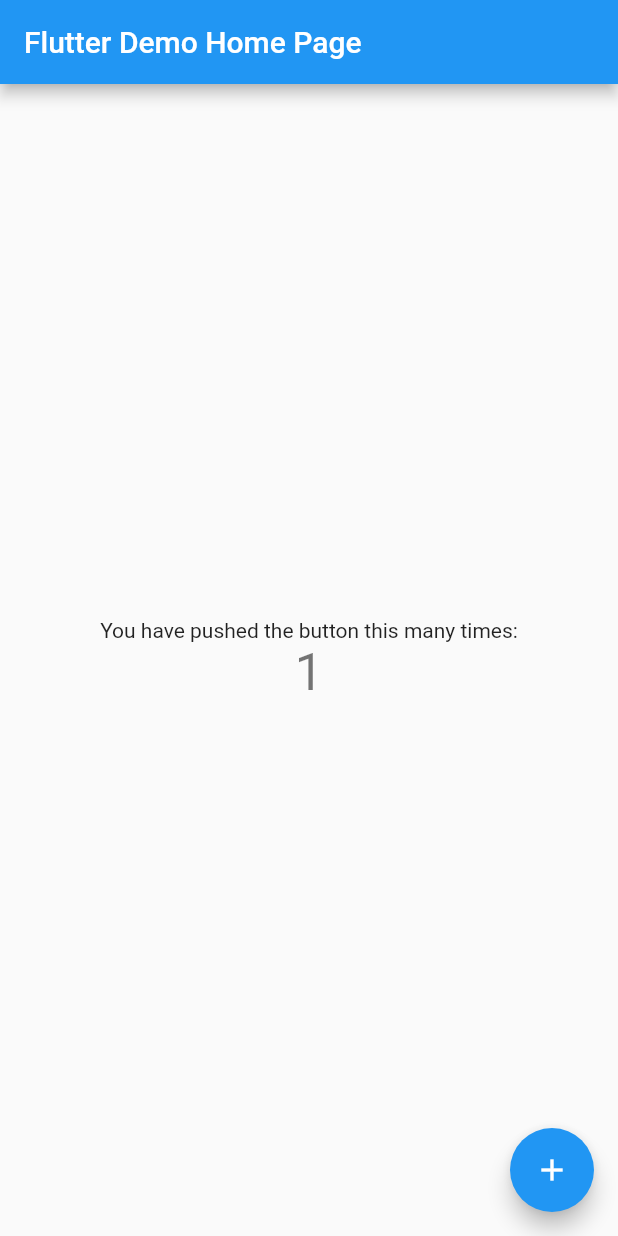
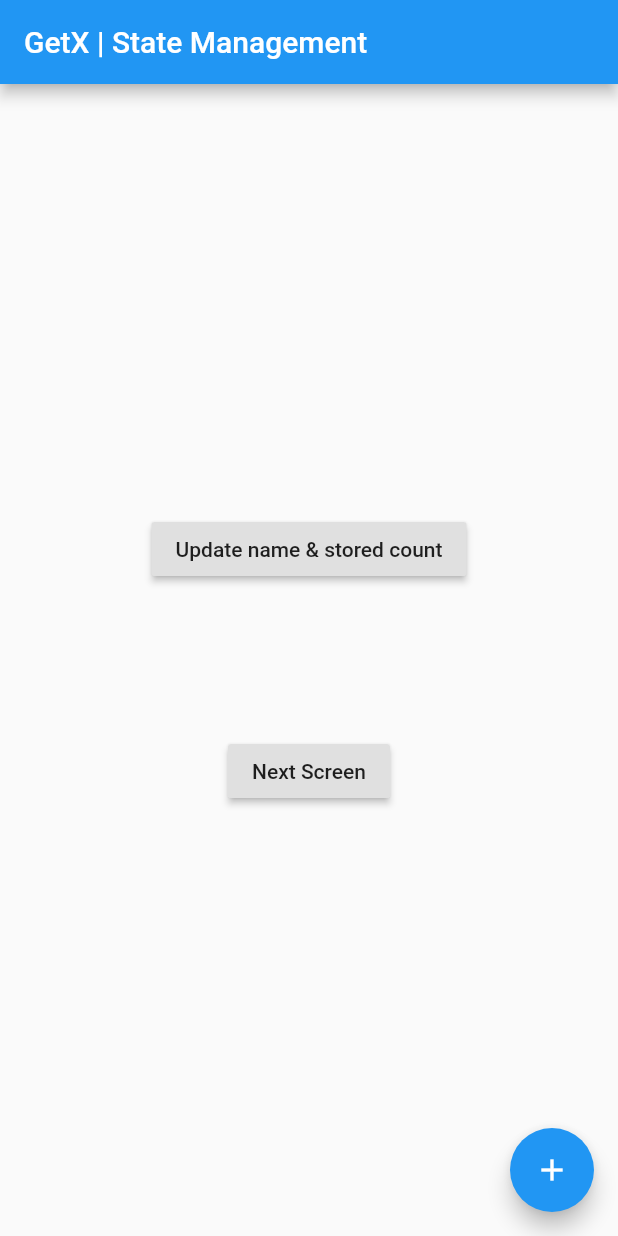
Before and after one commit to FrancaTM/getx-state-mgmt-sample, a Flutter app: the screen it shows after launch, after a tap on the "add" icon, on a phone screen of 412 x 824 dp. Run offline on Flutter 3.47's test engine with Material 2 defaults, Android fonts, the light colour scheme and no system bars; our stand-ins replace get.

Commit message:
initial setup

```diff
--- a/lib/main.dart
+++ b/lib/main.dart
@@ -1,117 +1,9 @@
 import 'package:flutter/material.dart';
+import 'package:get/get.dart';
+import 'package:getx_state_mgmt_sample/screens/first.dart';
 
 void main() {
-  runApp(MyApp());
+  runApp(GetMaterialApp(
+    home: First(),
+  ));
 }
-
-class MyApp extends StatelessWidget {
-  // This widget is the root of your application.
-  @override
-  Widget build(BuildContext context) {
-    return MaterialApp(
-      title: 'Flutter Demo',
-      theme: ThemeData(
-        // This is the theme of your application.
-        //
-        // Try running your application with "flutter run". You'll see the
-        // application has a blue toolbar. Then, without quitting the app, try
-        // changing the primarySwatch below to Colors.green and then invoke
-        // "hot reload" (press "r" in the console where you ran "flutter run",
-        // or simply save your changes to "hot reload" in a Flutter IDE).
-        // Notice that the counter didn't reset back to zero; the application
-        // is not restarted.
-        primarySwatch: Colors.blue,
-        // This makes the visual density adapt to the platform that you run
-        // the app on. For desktop platforms, the controls will be smaller and
-        // closer together (more dense) than on mobile platforms.
-        visualDensity: VisualDensity.adaptivePlatformDensity,
-      ),
-      home: MyHomePage(title: 'Flutter Demo Home Page'),
-    );
-  }
-}
-
-class MyHomePage extends StatefulWidget {
-  MyHomePage({Key key, this.title}) : super(key: key);
-
-  // This widget is the home page of your application. It is stateful, meaning
-  // that it has a State object (defined below) that contains fields that affect
-  // how it looks.
-
-  // This class is the configuration for the state. It holds the values (in this
-  // case the title) provided by the parent (in this case the App widget) and
-  // used by the build method of the State. Fields in a Widget subclass are
-  // always marked "final".
-
-  final String title;
-
-  @override
-  _MyHomePageState createState() => _MyHomePageState();
-}
-
-class _MyHomePageState extends State<MyHomePage> {
-  int _counter = 0;
-
-  void _incrementCounter() {
-    setState(() {
-      // This call to setState tells the Flutter framework that something has
-      // changed in this State, which causes it to rerun the build method below
-      // so that the display can reflect the updated values. If we changed
-      // _counter without calling setState(), then the build method would not be
-      // called again, and so nothing would appear to happen.
-      _counter++;
-    });
-  }
-
-  @override
-  Widget build(BuildContext context) {
-    // This method is rerun every time setState is called, for instance as done
-    // by the _incrementCounter method above.
-    //
-    // The Flutter framework has been optimized to make rerunning build methods
-    // fast, so that you can just rebuild anything that needs updating rather
-    // than having to individually change instances of widgets.
-    return Scaffold(
-      appBar: AppBar(
-        // Here we take the value from the MyHomePage object that was created by
-        // the App.build method, and use it to set our appbar title.
-        title: Text(widget.title),
-      ),
-      body: Center(
-        // Center is a layout widget. It takes a single child and positions it
-        // in the middle of the parent.
-        child: Column(
-          // Column is also a layout widget. It takes a list of children and
-          // arranges them vertically. By default, it sizes itself to fit its
-          // children horizontally, and tries to be as tall as its parent.
-          //
-          // Invoke "debug painting" (press "p" in the console, choose the
-          // "Toggle Debug Paint" action from the Flutter Inspector in Android
-          // Studio, or the "Toggle Debug Paint" command in Visual Studio Code)
-          // to see the wireframe for each widget.
-          //
-          // Column has various properties to control how it sizes itself and
-          // how it positions its children. Here we use mainAxisAlignment to
-          // center the children vertically; the main axis here is the vertical
-          // axis because Columns are vertical (the cross axis would be
-          // horizontal).
-          mainAxisAlignment: MainAxisAlignment.center,
-          children: <Widget>[
-            Text(
-              'You have pushed the button this many times:',
-            ),
-            Text(
-              '$_counter',
-              style: Theme.of(context).textTheme.headline4,
-            ),
-          ],
-        ),
-      ),
-      floatingActionButton: FloatingActionButton(
-        onPressed: _incrementCounter,
-        tooltip: 'Increment',
-        child: Icon(Icons.add),
-      ), // This trailing comma makes auto-formatting nicer for build methods.
-    );
-  }
-}
--- /dev/null
+++ b/lib/models/user.dart
@@ -0,0 +1,6 @@
+class User {
+  String name;
+  int count;
+
+  User({this.name = '', this.count = 0});
+}
--- /dev/null
+++ b/lib/screens/first.dart
@@ -0,0 +1,36 @@
+import 'package:flutter/material.dart';
+import 'package:get/get.dart';
+import 'package:getx_state_mgmt_sample/screens/second.dart';
+
+class First extends StatelessWidget {
+  @override
+  Widget build(BuildContext context) {
+    return Scaffold(
+      appBar: AppBar(
+        title: Text("GetX | State Management"),
+      ),
+      body: Center(
+        child: Column(
+          mainAxisAlignment: MainAxisAlignment.center,
+          children: [
+            RaisedButton(
+              child: Text("Update name & stored count"),
+              onPressed: () {},
+            ),
+            SizedBox(
+              height: 100,
+            ),
+            RaisedButton(
+              child: Text('Next Screen'),
+              onPressed: () {
+                Get.to(Second());
+              },
+            ),
+          ],
+        ),
+      ),
+      floatingActionButton:
+          FloatingActionButton(child: Icon(Icons.add), onPressed: () {}),
+    );
+  }
+}
--- a/pubspec.yaml
+++ b/pubspec.yaml
@@ -23,6 +23,8 @@
 dependencies:
   flutter:
     sdk: flutter
+
+  get:
 
 
   # The following adds the Cupertino Icons font to your application.
```
Also changed, not shown: lib/screens/second.dart (added, +31 -0 lines), pubspec.lock, 1 other file.
